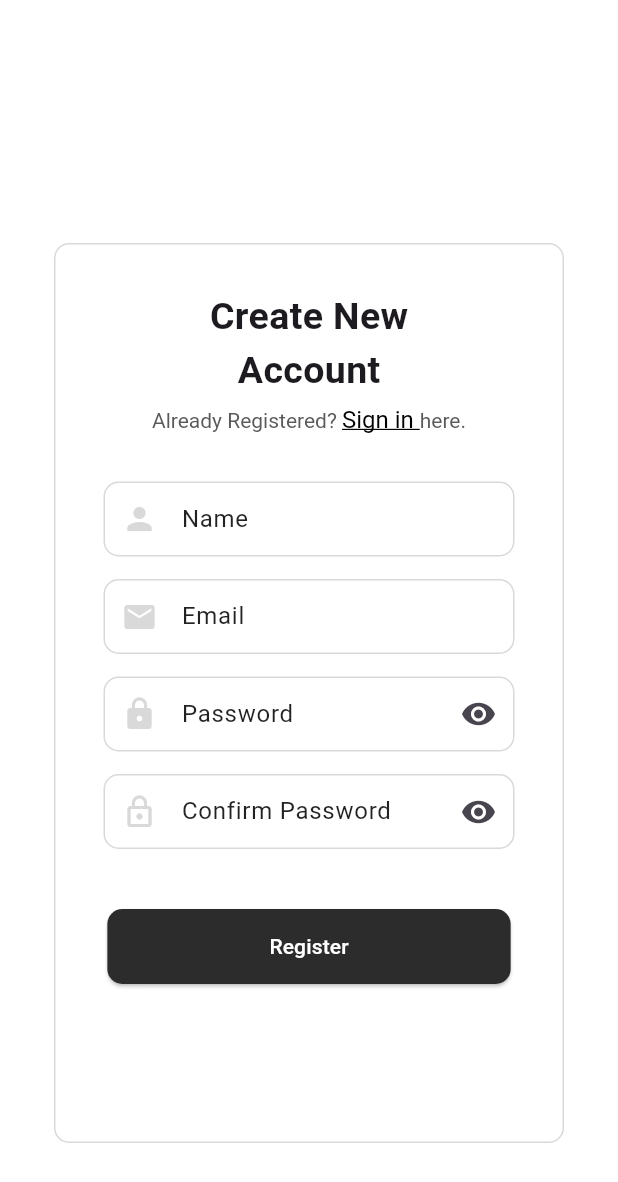
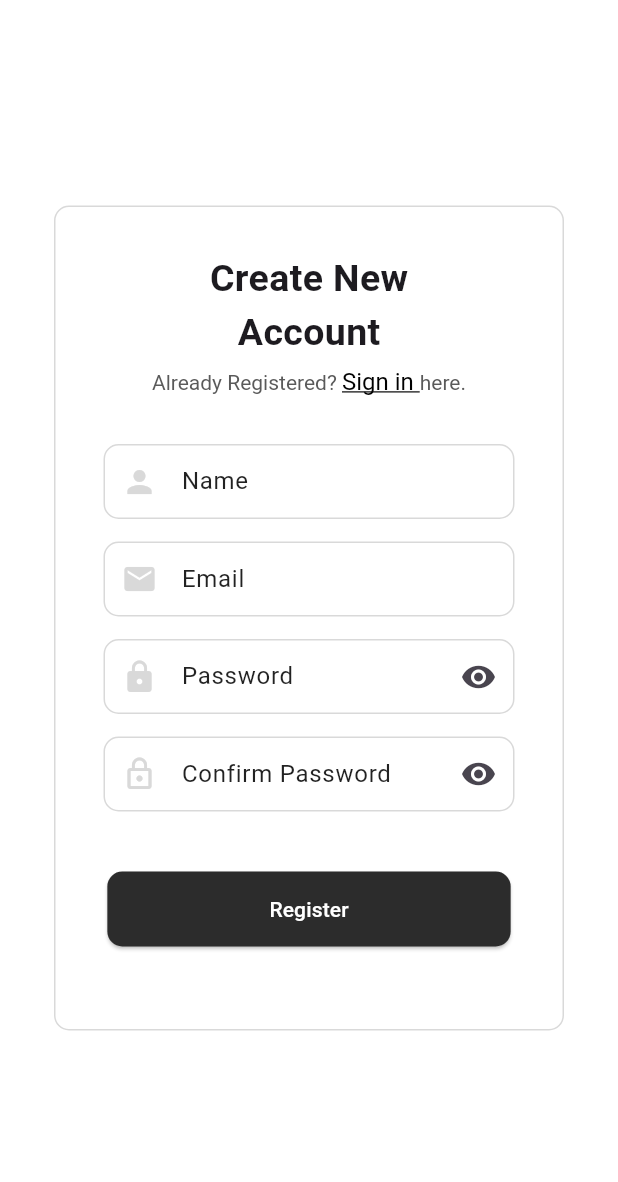
Before and after one commit to Kwanpeemaitw/MoblieApp-Project, a Flutter app: the RegisterScreen screen opened by its route, on a phone screen of 412 x 824 dp. Shown: the top 1182 px of the screen. Run offline on Flutter 3.47's test engine with Material 3 defaults, Android fonts, the phone set to English and light mode, and no system bars; our stand-ins replace firebase_auth, firebase_core, google_sign_in, sign_in_button; accounts and stored records are empty.

Commit message:
modified register height of container

```diff
--- a/lib/screens/register_screen.dart
+++ b/lib/screens/register_screen.dart
@@ -178,8 +178,7 @@ class _RegisterScreenState extends State<RegisterScreen> {
         decoration: InputDecoration(
           labelText: labelText,
           labelStyle: const TextStyle(color: Colors.black87),
-          floatingLabelStyle:
-              const TextStyle(fontSize: 16),
+          floatingLabelStyle: const TextStyle(fontSize: 16),
           prefixIcon: Icon(icon, color: borderColor),
           suffixIcon: suffixIcon,
           enabledBorder: OutlineInputBorder(
@@ -198,8 +197,7 @@ class _RegisterScreenState extends State<RegisterScreen> {
           ),
           contentPadding:
               const EdgeInsets.symmetric(horizontal: 20, vertical: 15),
-          floatingLabelBehavior:
-              FloatingLabelBehavior.auto,
+          floatingLabelBehavior: FloatingLabelBehavior.auto,
         ),
       ),
     );
@@ -213,9 +211,8 @@ class _RegisterScreenState extends State<RegisterScreen> {
           Center(
             child: Container(
               width: 340,
-              height: 600,
+              height: 550,
               padding: const EdgeInsets.all(25),
-              margin: const EdgeInsets.only(top: 100),
               decoration: BoxDecoration(
                 color: Colors.white,
                 border: Border.all(
@@ -258,14 +255,12 @@ class _RegisterScreenState extends State<RegisterScreen> {
                           text: 'Sign in ',
                           style: const TextStyle(
                             fontSize: 16,
-                            color:
-                                Colors.black,
-                            decoration:
-                                TextDecoration.underline,
+                            color: Colors.black,
+                            decoration: TextDecoration.underline,
                           ),
                           recognizer: TapGestureRecognizer()
                             ..onTap = () {
-                              Navigator.pushNamed(context,'/');
+                              Navigator.pushNamed(context, '/');
                             },
                         ),
                         TextSpan(
```
